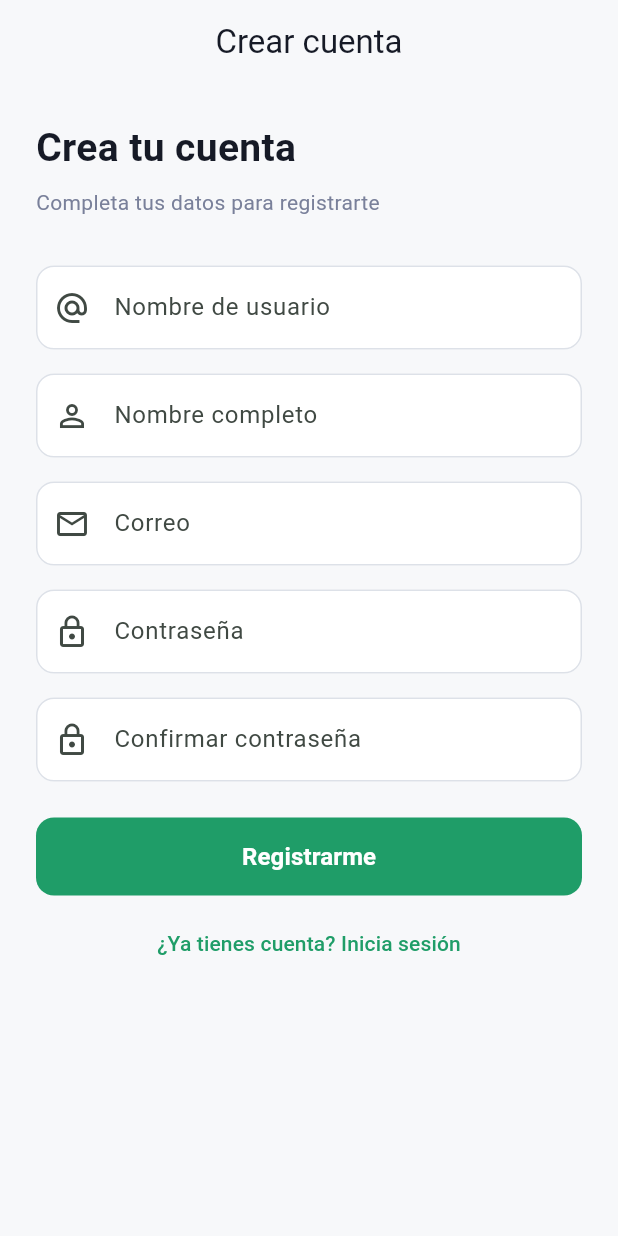
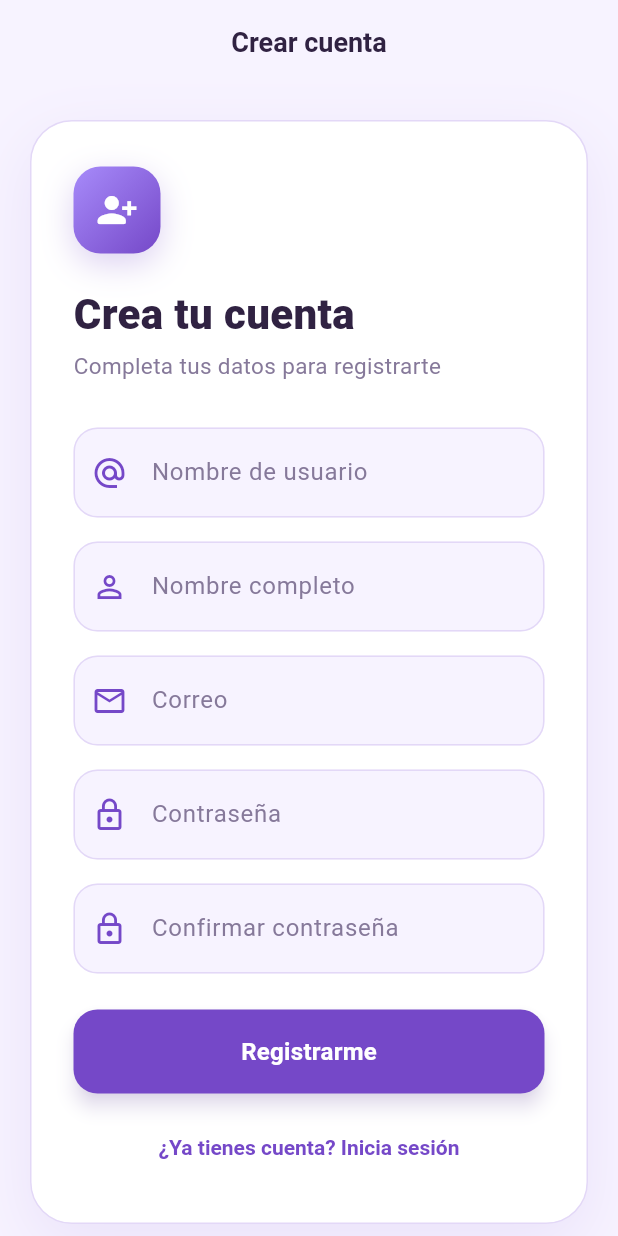
Before and after one commit to MarianaDeLaCruz06/labs_apps_moviles, a Flutter app: the screen it shows after launch, after a tap on "Iniciar sesión", after a tap on "¿No tienes cuenta? Regístrate", on a phone screen of 412 x 824 dp. Run offline on Flutter 3.47's test engine with Material 3 defaults, Android fonts, the phone set to English and light mode, and no system bars; our stand-ins replace flutter_bloc, get_it, image_picker, supabase_flutter; accounts and stored records are empty; network calls fail.

Commit message:
style/lab5-006: redesign authentication UI with lavender theme

```diff
--- /dev/null
+++ b/lab_5/lib/components/auth_form_card.dart
@@ -0,0 +1,89 @@
+import 'package:flutter/material.dart';
+
+import 'package:moviles_auth/theme/app_theme.dart';
+
+/// Responsive visual shell shared by authentication forms.
+class AuthFormCard extends StatelessWidget {
+  final IconData icon;
+  final String title;
+  final String subtitle;
+  final Widget child;
+
+  const AuthFormCard({
+    super.key,
+    required this.icon,
+    required this.title,
+    required this.subtitle,
+    required this.child,
+  });
+
+  @override
+  Widget build(BuildContext context) {
+    return Center(
+      child: ConstrainedBox(
+        constraints: const BoxConstraints(maxWidth: 520),
+        child: Container(
+          padding: const EdgeInsets.fromLTRB(28, 30, 28, 26),
+          decoration: BoxDecoration(
+            color: AppColors.surface,
+            borderRadius: BorderRadius.circular(28),
+            border: Border.all(color: AppColors.border),
+            boxShadow: [
+              BoxShadow(
+                color: AppColors.primary.withValues(alpha: 0.1),
+                blurRadius: 36,
+                offset: const Offset(0, 14),
+              ),
+            ],
+          ),
+          child: Column(
+            crossAxisAlignment: CrossAxisAlignment.start,
+            children: [
+              Container(
+                width: 58,
+                height: 58,
+                decoration: BoxDecoration(
+                  gradient: const LinearGradient(
+                    begin: Alignment.topLeft,
+                    end: Alignment.bottomRight,
+                    colors: [AppColors.secondary, AppColors.primary],
+                  ),
+                  borderRadius: BorderRadius.circular(18),
+                  boxShadow: [
+                    BoxShadow(
+                      color: AppColors.primary.withValues(alpha: 0.25),
+                      blurRadius: 18,
+                      offset: const Offset(0, 7),
+                    ),
+                  ],
+                ),
+                child: Icon(icon, color: AppColors.surface, size: 28),
+              ),
+              const SizedBox(height: 24),
+              Text(
+                title,
+                style: const TextStyle(
+                  fontSize: 28,
+                  height: 1.15,
+                  fontWeight: FontWeight.w800,
+                  color: AppColors.textPrimary,
+                ),
+              ),
+              const SizedBox(height: 8),
+              Text(
+                subtitle,
+                style: const TextStyle(
+                  fontSize: 15,
+                  height: 1.45,
+                  color: AppColors.textSecondary,
+                ),
+              ),
+              const SizedBox(height: 30),
+              child,
+            ],
+          ),
+        ),
+      ),
+    );
+  }
+}
--- a/lab_5/lib/components/error_message.dart
+++ b/lab_5/lib/components/error_message.dart
@@ -12,12 +12,29 @@ class ErrorMessage extends StatelessWidget {
   Widget build(BuildContext context) {
     return Container(
       width: double.infinity,
-      padding: const EdgeInsets.all(12),
+      padding: const EdgeInsets.symmetric(horizontal: 16, vertical: 14),
       decoration: BoxDecoration(
-        color: AppColors.error.withValues(alpha: 0.08),
-        borderRadius: BorderRadius.circular(12),
+        color: AppColors.error.withValues(alpha: 0.07),
+        borderRadius: BorderRadius.circular(14),
+        border: Border.all(color: AppColors.error.withValues(alpha: 0.22)),
       ),
-      child: Text(message, style: const TextStyle(color: AppColors.error)),
+      child: Row(
+        crossAxisAlignment: CrossAxisAlignment.start,
+        children: [
+          const Icon(Icons.error_outline_rounded, color: AppColors.error),
+          const SizedBox(width: 10),
+          Expanded(
+            child: Text(
+              message,
+              style: const TextStyle(
+                color: AppColors.error,
+                height: 1.35,
+                fontWeight: FontWeight.w500,
+              ),
+            ),
+          ),
+        ],
+      ),
     );
   }
 }
--- a/lab_5/lib/components/primary_button.dart
+++ b/lab_5/lib/components/primary_button.dart
@@ -18,25 +18,42 @@ class PrimaryButton extends StatelessWidget {
   @override
   Widget build(BuildContext context) {
     if (isLoading) {
-      return const SizedBox(
-        height: 52,
-        child: Center(child: CircularProgressIndicator()),
+      return Container(
+        width: double.infinity,
+        height: 56,
+        alignment: Alignment.center,
+        decoration: BoxDecoration(
+          color: AppColors.lavender.withValues(alpha: 0.45),
+          borderRadius: BorderRadius.circular(16),
+        ),
+        child: const SizedBox(
+          width: 24,
+          height: 24,
+          child: CircularProgressIndicator(strokeWidth: 2.5),
+        ),
       );
     }
     return SizedBox(
       width: double.infinity,
-      height: 52,
+      height: 56,
       child: FilledButton(
         style: FilledButton.styleFrom(
-          backgroundColor: AppColors.primaryDark,
+          backgroundColor: AppColors.primary,
+          foregroundColor: AppColors.surface,
+          elevation: 5,
+          shadowColor: AppColors.primary.withValues(alpha: 0.3),
           shape: RoundedRectangleBorder(
-            borderRadius: BorderRadius.circular(12),
+            borderRadius: BorderRadius.circular(16),
           ),
         ),
         onPressed: () => onPressed(),
         child: Text(
           label,
-          style: const TextStyle(fontSize: 16, fontWeight: FontWeight.w600),
+          style: const TextStyle(
+            fontSize: 16,
+            fontWeight: FontWeight.w700,
+            letterSpacing: 0.2,
+          ),
         ),
       ),
     );
--- a/lab_5/lib/features/login/ui/screens/login_screen.dart
+++ b/lab_5/lib/features/login/ui/screens/login_screen.dart
@@ -1,12 +1,12 @@
 import 'package:flutter/material.dart';
 import 'package:flutter_bloc/flutter_bloc.dart';
 
+import 'package:moviles_auth/components/auth_form_card.dart';
 import 'package:moviles_auth/components/error_message.dart';
 import 'package:moviles_auth/components/primary_button.dart';
 import 'package:moviles_auth/features/login/ui/bloc/login_bloc.dart';
 import 'package:moviles_auth/features/login/ui/bloc/login_event.dart';
 import 'package:moviles_auth/features/login/ui/bloc/login_state.dart';
-import 'package:moviles_auth/theme/app_theme.dart';
 
 /// Sign in form with email and password.
 class LoginScreen extends StatefulWidget {
@@ -54,7 +54,7 @@ class _LoginScreenState extends State<LoginScreen> {
       appBar: AppBar(title: const Text('Iniciar sesión')),
       body: SafeArea(
         child: SingleChildScrollView(
-          padding: const EdgeInsets.all(24),
+          padding: const EdgeInsets.fromLTRB(20, 24, 20, 40),
           child: BlocListener<LoginBloc, LoginState>(
             listener: (context, state) {
               if (state.status == LoginStatus.success && state.result != null) {
@@ -66,23 +66,12 @@ class _LoginScreenState extends State<LoginScreen> {
               }
             },
             child: BlocBuilder<LoginBloc, LoginState>(
-              builder: (context, state) => Column(
-                crossAxisAlignment: CrossAxisAlignment.start,
+              builder: (context, state) => AuthFormCard(
+                icon: Icons.lock_person_outlined,
+                title: 'Bienvenido de nuevo',
+                subtitle: 'Ingresa con tu correo y tu contraseña',
+                child: Column(
                   children: [
-                  const Text(
-                    'Bienvenido de nuevo',
-                    style: TextStyle(
-                      fontSize: 26,
-                      fontWeight: FontWeight.w700,
-                      color: AppColors.textPrimary,
-                    ),
-                  ),
-                  const SizedBox(height: 8),
-                  const Text(
-                    'Ingresa con tu correo y tu contraseña',
-                    style: TextStyle(color: AppColors.textSecondary),
-                  ),
-                  const SizedBox(height: 32),
                     TextField(
                       controller: _emailController,
                       keyboardType: TextInputType.emailAddress,
@@ -117,11 +106,13 @@ class _LoginScreenState extends State<LoginScreen> {
                       isLoading: state.status == LoginStatus.loading,
                       onPressed: () => _submit(state),
                     ),
-                  const SizedBox(height: 8),
+                    const SizedBox(height: 12),
                     Center(
                       child: TextButton(
-                      onPressed: () =>
-                          Navigator.pushReplacementNamed(context, '/register'),
+                        onPressed: () => Navigator.pushReplacementNamed(
+                          context,
+                          '/register',
+                        ),
                         child: const Text('¿No tienes cuenta? Regístrate'),
                       ),
                     ),
@@ -131,6 +122,7 @@ class _LoginScreenState extends State<LoginScreen> {
             ),
           ),
         ),
+      ),
     );
   }
 }
--- a/lab_5/lib/features/register/ui/screens/register_screen.dart
+++ b/lab_5/lib/features/register/ui/screens/register_screen.dart
@@ -1,12 +1,12 @@
 import 'package:flutter/material.dart';
 import 'package:flutter_bloc/flutter_bloc.dart';
 
+import 'package:moviles_auth/components/auth_form_card.dart';
 import 'package:moviles_auth/components/error_message.dart';
 import 'package:moviles_auth/components/primary_button.dart';
 import 'package:moviles_auth/features/register/ui/bloc/register_bloc.dart';
 import 'package:moviles_auth/features/register/ui/bloc/register_event.dart';
 import 'package:moviles_auth/features/register/ui/bloc/register_state.dart';
-import 'package:moviles_auth/theme/app_theme.dart';
 
 /// Sign up form with username, full name, email and password.
 class RegisterScreen extends StatefulWidget {
@@ -77,7 +77,7 @@ class _RegisterScreenState extends State<RegisterScreen> {
       appBar: AppBar(title: const Text('Crear cuenta')),
       body: SafeArea(
         child: SingleChildScrollView(
-          padding: const EdgeInsets.all(24),
+          padding: const EdgeInsets.fromLTRB(20, 24, 20, 40),
           child: BlocListener<RegisterBloc, RegisterState>(
             listener: (context, state) {
               if (state.status == RegisterStatus.success) {
@@ -104,23 +104,12 @@ class _RegisterScreenState extends State<RegisterScreen> {
         ? state.errorMessage
         : _validationErrorMessage;
 
-    return Column(
-      crossAxisAlignment: CrossAxisAlignment.start,
+    return AuthFormCard(
+      icon: Icons.person_add_alt_1_rounded,
+      title: 'Crea tu cuenta',
+      subtitle: 'Completa tus datos para registrarte',
+      child: Column(
         children: [
-        const Text(
-          'Crea tu cuenta',
-          style: TextStyle(
-            fontSize: 26,
-            fontWeight: FontWeight.w700,
-            color: AppColors.textPrimary,
-          ),
-        ),
-        const SizedBox(height: 8),
-        const Text(
-          'Completa tus datos para registrarte',
-          style: TextStyle(color: AppColors.textSecondary),
-        ),
-        const SizedBox(height: 32),
           TextField(
             controller: _usernameController,
             autocorrect: false,
@@ -176,14 +165,16 @@ class _RegisterScreenState extends State<RegisterScreen> {
             isLoading: state.status == RegisterStatus.loading,
             onPressed: _submit,
           ),
-        const SizedBox(height: 8),
+          const SizedBox(height: 12),
           Center(
             child: TextButton(
-            onPressed: () => Navigator.pushReplacementNamed(context, '/login'),
+              onPressed: () =>
+                  Navigator.pushReplacementNamed(context, '/login'),
               child: const Text('¿Ya tienes cuenta? Inicia sesión'),
             ),
           ),
         ],
+      ),
     );
   }
 }
--- a/lab_5/lib/theme/app_theme.dart
+++ b/lab_5/lib/theme/app_theme.dart
@@ -2,14 +2,16 @@ import 'package:flutter/material.dart';
 
 /// Color palette shared by the whole app.
 class AppColors {
-  static const Color primary = Color(0xFF3ECF8E);
-  static const Color primaryDark = Color(0xFF1F9D68);
-  static const Color background = Color(0xFFF7F8FA);
+  static const Color primary = Color(0xFF7548C8);
+  static const Color primaryDark = Color(0xFF5E35B1);
+  static const Color secondary = Color(0xFFA78BFA);
+  static const Color lavender = Color(0xFFD8C6FA);
+  static const Color background = Color(0xFFF7F3FF);
   static const Color surface = Color(0xFFFFFFFF);
-  static const Color border = Color(0xFFDDE1E8);
-  static const Color textPrimary = Color(0xFF161A26);
-  static const Color textSecondary = Color(0xFF79809A);
-  static const Color error = Color(0xFFD64545);
+  static const Color border = Color(0xFFE3D8F7);
+  static const Color textPrimary = Color(0xFF302242);
+  static const Color textSecondary = Color(0xFF86799A);
+  static const Color error = Color(0xFFB33A5B);
 }
 
 ThemeData buildTheme() {
@@ -17,33 +19,59 @@ ThemeData buildTheme() {
     useMaterial3: true,
     colorScheme: ColorScheme.fromSeed(
       seedColor: AppColors.primary,
-      primary: AppColors.primaryDark,
+      primary: AppColors.primary,
+      secondary: AppColors.secondary,
       surface: AppColors.surface,
       error: AppColors.error,
     ),
+    fontFamily: 'Roboto',
     scaffoldBackgroundColor: AppColors.background,
     appBarTheme: const AppBarTheme(
       backgroundColor: AppColors.background,
       foregroundColor: AppColors.textPrimary,
       elevation: 0,
       centerTitle: true,
+      titleTextStyle: TextStyle(
+        color: AppColors.textPrimary,
+        fontSize: 18,
+        fontWeight: FontWeight.w700,
+      ),
+    ),
+    textSelectionTheme: const TextSelectionThemeData(
+      cursorColor: AppColors.primary,
+      selectionColor: AppColors.lavender,
     ),
     inputDecorationTheme: InputDecorationTheme(
       filled: true,
-      fillColor: AppColors.surface,
-      contentPadding: const EdgeInsets.symmetric(horizontal: 16, vertical: 16),
+      fillColor: AppColors.background,
+      labelStyle: const TextStyle(color: AppColors.textSecondary),
+      floatingLabelStyle: const TextStyle(
+        color: AppColors.primary,
+        fontWeight: FontWeight.w600,
+      ),
+      prefixIconColor: AppColors.primary,
+      contentPadding: const EdgeInsets.symmetric(horizontal: 18, vertical: 18),
       border: OutlineInputBorder(
-        borderRadius: BorderRadius.circular(12),
+        borderRadius: BorderRadius.circular(16),
         borderSide: const BorderSide(color: AppColors.border),
       ),
       enabledBorder: OutlineInputBorder(
-        borderRadius: BorderRadius.circular(12),
+        borderRadius: BorderRadius.circular(16),
         borderSide: const BorderSide(color: AppColors.border),
       ),
       focusedBorder: OutlineInputBorder(
-        borderRadius: BorderRadius.circular(12),
-        borderSide: const BorderSide(color: AppColors.primaryDark, width: 2),
+        borderRadius: BorderRadius.circular(16),
+        borderSide: const BorderSide(color: AppColors.primary, width: 2),
       ),
+    ),
+    textButtonTheme: TextButtonThemeData(
+      style: TextButton.styleFrom(
+        foregroundColor: AppColors.primary,
+        textStyle: const TextStyle(fontWeight: FontWeight.w700),
+      ),
+    ),
+    progressIndicatorTheme: const ProgressIndicatorThemeData(
+      color: AppColors.primary,
     ),
   );
 }
```
Also changed, not shown: lab_5/lib/components/profile_field.dart (+22 -5 lines), lab_5/lib/features/home/ui/screens/home_screen.dart (+68 -16 lines). Lines whose indentation alone changed are shown as unchanged.
